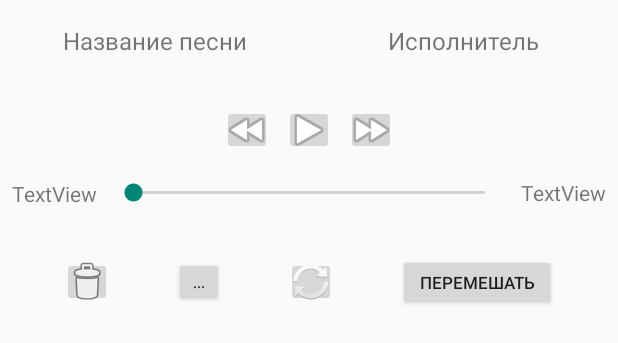
After one commit to Wanket/My.Music, an Android app: the layout music_play_fragment.xml on its own in the app's theme, with its tools: preview values and no code run, on a phone screen of 412 x 824 dp. The commit adds this screen. Shown: the top 343 px of the screen. Run offline under Robolectric (Android 15) with nearby library versions, the phone set to English and light mode, and no system bars.

```diff
--- /dev/null
+++ b/app/src/main/java/ru/tigrilla/my_music/fragment/TrackFragment.kt
@@ -0,0 +1,6 @@
+package ru.tigrilla.my_music.fragment
+
+import androidx.fragment.app.Fragment
+
+class TrackFragment : Fragment() {
+}
--- a/app/src/main/java/ru/tigrilla/my_music/repository/MusicRepository.kt
+++ b/app/src/main/java/ru/tigrilla/my_music/repository/MusicRepository.kt
@@ -5,6 +5,7 @@ import androidx.room.Delete
 import androidx.room.Insert
 import androidx.room.Query
 import androidx.room.Transaction
+import androidx.room.Update
 import kotlinx.coroutines.flow.Flow
 import ru.tigrilla.my_music.repository.entity.Track
 
@@ -17,9 +18,12 @@ interface MusicRepository {
     @Query("SELECT COUNT(*) > 0 FROM Track WHERE name = :name AND author = :author")
     suspend fun checkTrackExist(name: String, author: String): Boolean
 
-    @Query("SELECT * FROM TRACK ORDER BY lastUse")
+    @Query("SELECT * FROM TRACK ORDER BY lastUse DESC")
     fun allTracksOrderByLastUse(): Flow<List<Track>>
 
     @Delete
     suspend fun deleteTrack(track: Track)
+
+    @Update
+    suspend fun updateTracks(tracks: List<Track>)
 }
--- a/app/src/main/java/ru/tigrilla/my_music/repository/entity/Track.kt
+++ b/app/src/main/java/ru/tigrilla/my_music/repository/entity/Track.kt
@@ -16,5 +16,5 @@ data class Track(
     val bitrate: Int?,
     val fileName: String,
     val fileSize: Long,
-    val lastUse: LocalDateTime?
+    var lastUse: LocalDateTime?
 ): Serializable
--- /dev/null
+++ b/app/src/main/res/layout/music_play_fragment.xml
@@ -0,0 +1,165 @@
+<?xml version="1.0" encoding="utf-8"?>
+<layout xmlns:android="http://schemas.android.com/apk/res/android"
+    xmlns:app="http://schemas.android.com/apk/res-auto"
+    xmlns:tools="http://schemas.android.com/tools">
+
+    <androidx.constraintlayout.widget.ConstraintLayout
+        android:layout_width="match_parent"
+        android:layout_height="match_parent">
+
+        <SeekBar
+            android:id="@+id/seekBar"
+            android:layout_width="0dp"
+            android:layout_height="wrap_content"
+            android:layout_marginStart="8dp"
+            android:layout_marginTop="16dp"
+            android:layout_marginEnd="8dp"
+            app:layout_constraintEnd_toStartOf="@+id/textView29"
+            app:layout_constraintStart_toEndOf="@+id/textView28"
+            app:layout_constraintTop_toBottomOf="@+id/imageButtonPlayStopMusic" />
+
+        <TextView
+            android:id="@+id/textView29"
+            android:layout_width="wrap_content"
+            android:layout_height="wrap_content"
+            android:layout_marginEnd="8dp"
+            android:text="TextView"
+            app:layout_constraintBottom_toBottomOf="@+id/seekBar"
+            app:layout_constraintEnd_toEndOf="parent"
+            app:layout_constraintTop_toTopOf="@+id/seekBar" />
+
+        <ImageButton
+            android:id="@+id/imageButtonNextMusic"
+            android:layout_width="33dp"
+            android:layout_height="33dp"
+            android:layout_marginStart="8dp"
+            android:src="@android:drawable/ic_media_ff"
+            app:layout_constraintBottom_toBottomOf="@+id/imageButtonPlayStopMusic"
+            app:layout_constraintStart_toEndOf="@+id/imageButtonPlayStopMusic"
+            app:layout_constraintTop_toTopOf="@+id/imageButtonPlayStopMusic" />
+
+        <ImageButton
+            android:id="@+id/imageButtonPlayStopMusic"
+            android:layout_width="33dp"
+            android:layout_height="33dp"
+            android:layout_marginTop="32dp"
+            android:src="@android:drawable/ic_media_play"
+            app:layout_constraintEnd_toEndOf="parent"
+            app:layout_constraintStart_toStartOf="parent"
+            app:layout_constraintTop_toBottomOf="@+id/textView31" />
+
+        <ImageButton
+            android:id="@+id/imageButtonPrevMusic"
+            android:layout_width="33dp"
+            android:layout_height="33dp"
+            android:layout_marginEnd="8dp"
+            android:src="@android:drawable/ic_media_rew"
+            app:layout_constraintBottom_toBottomOf="@+id/imageButtonPlayStopMusic"
+            app:layout_constraintEnd_toStartOf="@+id/imageButtonPlayStopMusic"
+            app:layout_constraintTop_toTopOf="@+id/imageButtonPlayStopMusic" />
+
+        <TextView
+            android:id="@+id/textView28"
+            android:layout_width="wrap_content"
+            android:layout_height="wrap_content"
+            android:layout_marginStart="8dp"
+            android:text="TextView"
+            app:layout_constraintBottom_toBottomOf="@+id/seekBar"
+            app:layout_constraintStart_toStartOf="parent"
+            app:layout_constraintTop_toTopOf="@+id/seekBar"
+            app:layout_constraintVertical_bias="0.0" />
+
+        <TextView
+            android:id="@+id/textView32"
+            android:layout_width="wrap_content"
+            android:layout_height="wrap_content"
+            android:layout_marginTop="16dp"
+            android:text="Исполнитель"
+            android:textSize="16sp"
+            app:layout_constraintEnd_toEndOf="parent"
+            app:layout_constraintStart_toEndOf="@+id/space5"
+            app:layout_constraintTop_toTopOf="parent" />
+
+        <TextView
+            android:id="@+id/textView31"
+            android:layout_width="wrap_content"
+            android:layout_height="wrap_content"
+            android:layout_marginTop="16dp"
+            android:text="Название песни"
+            android:textSize="16sp"
+            app:layout_constraintEnd_toStartOf="@+id/space5"
+            app:layout_constraintStart_toStartOf="parent"
+            app:layout_constraintTop_toTopOf="parent" />
+
+        <Space
+            android:id="@+id/space5"
+            android:layout_width="wrap_content"
+            android:layout_height="wrap_content"
+            app:layout_constraintEnd_toEndOf="parent"
+            app:layout_constraintStart_toStartOf="parent"
+            tools:layout_editor_absoluteY="60dp" />
+
+        <LinearLayout
+            android:layout_width="0dp"
+            android:layout_height="wrap_content"
+            android:layout_marginTop="32dp"
+            android:gravity="center"
+            android:orientation="horizontal"
+            app:layout_constraintEnd_toEndOf="parent"
+            app:layout_constraintStart_toStartOf="parent"
+            app:layout_constraintTop_toBottomOf="@+id/seekBar">
+
+            <Space
+                android:layout_width="wrap_content"
+                android:layout_height="wrap_content"
+                android:layout_weight="1" />
+
+            <ImageButton
+                android:id="@+id/imageButtonTrash"
+                android:layout_width="33dp"
+                android:layout_height="33dp"
+                android:src="@android:drawable/ic_menu_delete" />
+
+            <Space
+                android:layout_width="wrap_content"
+                android:layout_height="wrap_content"
+                android:layout_weight="1" />
+
+            <Button
+                android:id="@+id/buttonDitails"
+                android:layout_width="33dp"
+                android:layout_height="33dp"
+                android:text="..."
+                android:textSize="10sp" />
+
+            <Space
+                android:layout_width="wrap_content"
+                android:layout_height="wrap_content"
+                android:layout_weight="1" />
+
+            <ImageButton
+                android:id="@+id/imageButtonReplay"
+                android:layout_width="33dp"
+                android:layout_height="33dp"
+                android:src="@android:drawable/ic_popup_sync" />
+
+            <Space
+                android:layout_width="wrap_content"
+                android:layout_height="wrap_content"
+                android:layout_weight="1" />
+
+            <Button
+                android:id="@+id/buttonMix"
+                android:layout_width="105dp"
+                android:layout_height="38dp"
+                android:text="Перемешать"
+                android:textSize="11sp" />
+
+            <Space
+                android:layout_width="wrap_content"
+                android:layout_height="wrap_content"
+                android:layout_weight="1" />
+        </LinearLayout>
+
+    </androidx.constraintlayout.widget.ConstraintLayout>
+</layout>
--- a/app/src/main/res/values/strings.xml
+++ b/app/src/main/res/values/strings.xml
@@ -17,4 +17,5 @@
     <string name="track_name">Название трека</string>
     <string name="author">Исполнитель</string>
     <string name="release_year">Год выпуска</string>
+    <string name="last_use">Последнему использованию</string>
 </resources>
```
Also changed, not shown: app/src/main/java/ru/tigrilla/my_music/fragment/MainFragment.kt (+33 -3 lines), app/src/main/java/ru/tigrilla/my_music/view_model/MainViewModel.kt (+42 -3 lines), app/src/main/java/ru/tigrilla/my_music/view_model/Utils.kt (added, +22 -0 lines), app/src/main/res/layout/music_play_activity.xml (deleted, +0 -159 lines), app/src/main/res/menu/sort_menu.xml (added, +18 -0 lines), app/src/main/res/navigation/nav_graph.xml (+13 -0 lines).
